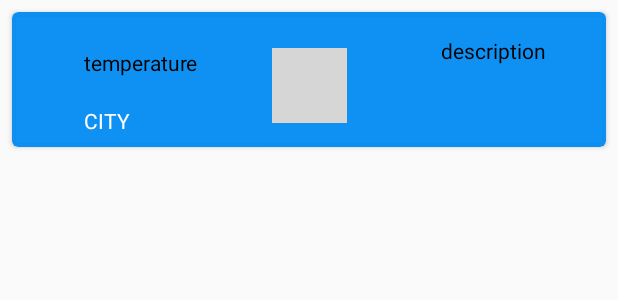
After one commit to AlenaSandul/The-weather, an Android app: the layout weather_list_item.xml on its own in the app's theme, with its tools: preview values and no code run, on a phone screen of 412 x 824 dp. The commit adds this screen. Shown: the top 300 px of the screen. Run offline under Robolectric (Android 15) with nearby library versions, the phone set to English and light mode, and no system bars; grey boxes are pictures that could not be loaded.

Commit message:
add api call and recycler view

```diff
--- a/app/build.gradle
+++ b/app/build.gradle
@@ -23,7 +23,12 @@ dependencies {
     implementation fileTree(dir: 'libs', include: ['*.jar'])
     implementation 'androidx.appcompat:appcompat:1.0.2'
     implementation 'androidx.constraintlayout:constraintlayout:1.1.3'
+    implementation("com.squareup.okhttp3:okhttp:4.2.1")
+    def picassoVersion = "2.71828"
+    implementation "com.squareup.picasso:picasso:$picassoVersion"
     testImplementation 'junit:junit:4.12'
     androidTestImplementation 'androidx.test.ext:junit:1.1.0'
     androidTestImplementation 'androidx.test.espresso:espresso-core:3.1.1'
+    implementation 'androidx.recyclerview:recyclerview:1.1.0'
+    implementation 'androidx.cardview:cardview:1.0.0'
 }
--- /dev/null
+++ b/app/src/main/res/layout/weather_list_item.xml
@@ -0,0 +1,81 @@
+<?xml version="1.0" encoding="utf-8"?>
+<androidx.constraintlayout.widget.ConstraintLayout xmlns:android="http://schemas.android.com/apk/res/android"
+    xmlns:app="http://schemas.android.com/apk/res-auto"
+    xmlns:tools="http://schemas.android.com/tools"
+    android:layout_width="match_parent"
+    android:layout_height="wrap_content">
+
+
+    <androidx.cardview.widget.CardView
+        android:id="@+id/card_view"
+        android:layout_width="match_parent"
+        android:layout_height="90dp"
+        android:layout_marginStart="8dp"
+        android:layout_marginTop="8dp"
+        android:layout_marginEnd="8dp"
+        android:layout_marginBottom="8dp"
+        app:cardBackgroundColor="#F2038CF4"
+        app:cardCornerRadius="4dp"
+        app:layout_constraintBottom_toBottomOf="parent"
+        app:layout_constraintEnd_toEndOf="parent"
+        app:layout_constraintHorizontal_bias="0.6"
+        app:layout_constraintStart_toStartOf="parent"
+        app:layout_constraintTop_toTopOf="parent"
+        app:layout_constraintVertical_bias="0.0">
+
+        <androidx.constraintlayout.widget.ConstraintLayout
+            android:layout_width="match_parent"
+            android:layout_height="match_parent"
+            android:layout_marginLeft="16dp"
+            android:layout_marginRight="16dp">
+
+            <TextView
+                android:id="@+id/tv_city_name"
+                android:layout_width="wrap_content"
+                android:layout_height="wrap_content"
+                android:layout_marginStart="32dp"
+                android:layout_marginBottom="8dp"
+                android:textColor="@android:color/white"
+                app:layout_constraintBottom_toBottomOf="parent"
+                app:layout_constraintStart_toStartOf="parent"
+                tools:text="CITY" />
+
+            <TextView
+                android:id="@+id/tv_temperature"
+                android:layout_width="wrap_content"
+                android:layout_height="wrap_content"
+                android:layout_marginStart="32dp"
+                android:layout_marginTop="24dp"
+                android:textColor="@android:color/black"
+                app:layout_constraintStart_toStartOf="parent"
+                app:layout_constraintTop_toTopOf="parent"
+                tools:text="temperature" />
+
+            <ImageView
+                android:id="@+id/iv_icon"
+                android:layout_width="50dp"
+                android:layout_height="50dp"
+                android:layout_marginTop="18dp"
+                android:layout_marginBottom="10dp"
+                android:src="@drawable/weather"
+                app:layout_constraintBottom_toBottomOf="parent"
+                app:layout_constraintEnd_toEndOf="parent"
+                app:layout_constraintStart_toStartOf="parent"
+                app:layout_constraintTop_toTopOf="parent" />
+
+            <TextView
+                android:id="@+id/tv_description"
+                android:layout_width="wrap_content"
+                android:layout_height="wrap_content"
+                android:layout_marginTop="16dp"
+                android:layout_marginEnd="24dp"
+                android:textColor="@android:color/black"
+                app:layout_constraintEnd_toEndOf="parent"
+                app:layout_constraintTop_toTopOf="parent"
+                tools:text="description" />
+
+        </androidx.constraintlayout.widget.ConstraintLayout>
+
+
+    </androidx.cardview.widget.CardView>
+</androidx.constraintlayout.widget.ConstraintLayout>
```
Also changed, not shown: app/src/main/java/com/example/the_weather/AdapterWeather.java (added, +69 -0 lines), app/src/main/java/com/example/the_weather/MainActivity.java (+94 -2 lines), app/src/main/java/com/example/the_weather/Weather.java (added, +50 -0 lines), app/src/main/res/layout/activity_main.xml (+4 -9 lines).
